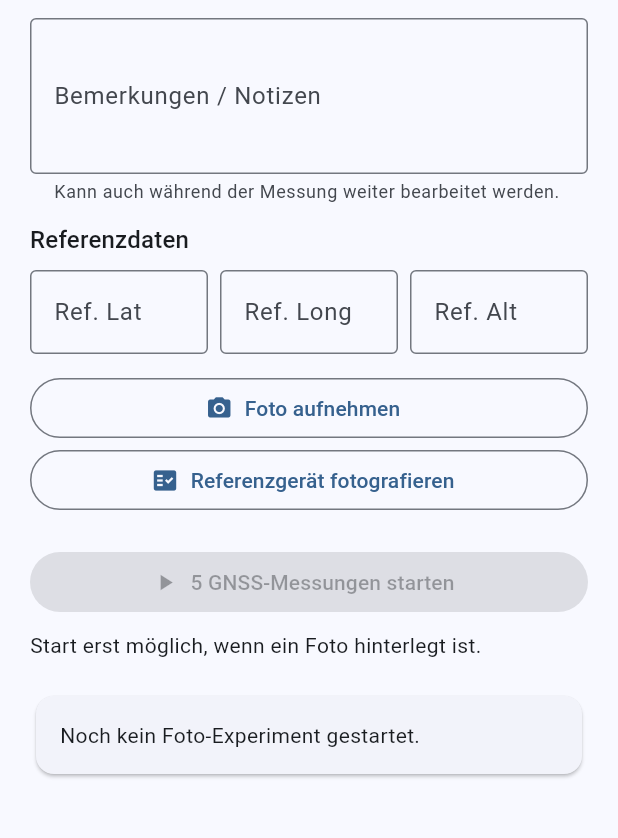
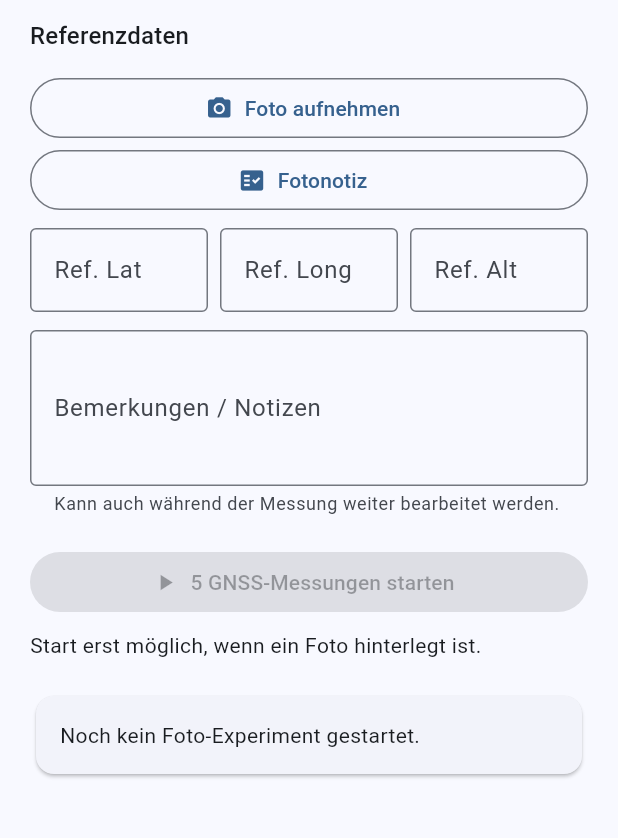
Before and after one commit to Cardostyle/GPS-Demo-Tool, a Flutter app: the PhotoExperimentPage screen opened directly, on a phone screen of 412 x 824 dp, the part 198-1036 px from its top. Run offline on Flutter 3.47's test engine with Material 3 defaults, Android fonts, the phone set to English and light mode, and no system bars; our stand-ins replace device_info_plus, geolocator, image_picker, native_exif; missing offline and left inert: a package.

Commit message:
Foto saves changed

```diff
--- a/gps_demo_tool/lib/controller/photo_experiment_controller.dart
+++ b/gps_demo_tool/lib/controller/photo_experiment_controller.dart
@@ -73,7 +73,6 @@ class PhotoExperimentController {
     onStatus?.call('Foto wird in den Experiment-Ordner kopiert...');
     final savedPhoto = await _storage.copyImageToExperimentFolder(
       sourcePath: photo.path,
-      experimentId: id,
       subfolder: 'fotos',
       fileBaseName: '${id}_foto',
     );
@@ -83,7 +82,6 @@ class PhotoExperimentController {
       onStatus?.call('Referenzfoto wird in den Experiment-Ordner kopiert...');
       savedReferencePhoto = await _storage.copyImageToExperimentFolder(
         sourcePath: referencePhoto.path,
-        experimentId: id,
         subfolder: 'referenzfotos',
         fileBaseName: '${id}_referenzfoto',
       );
--- a/gps_demo_tool/lib/controller/storage_controller.dart
+++ b/gps_demo_tool/lib/controller/storage_controller.dart
@@ -70,12 +70,11 @@ class StorageController {
 
   Future<SavedImageFile> copyImageToExperimentFolder({
     required String sourcePath,
-    required String experimentId,
     required String subfolder,
     required String fileBaseName,
   }) async {
     final directory = await experimentDirectory();
-    final imageDirectory = Directory('${directory.path}/$subfolder/$experimentId');
+    final imageDirectory = Directory('${directory.path}/$subfolder');
 
     if (!await imageDirectory.exists()) {
       await imageDirectory.create(recursive: true);
@@ -86,7 +85,7 @@ class StorageController {
     final targetName = '$safeBaseName$extension';
     final targetFile = File('${imageDirectory.path}/$targetName');
     final copied = await File(sourcePath).copy(targetFile.path);
-    final relativePath = '$subfolder/$experimentId/$targetName';
+    final relativePath = '$subfolder/$targetName';
 
     return SavedImageFile(
       file: copied,
--- a/gps_demo_tool/lib/pages/photo_experiment_page.dart
+++ b/gps_demo_tool/lib/pages/photo_experiment_page.dart
@@ -138,20 +138,23 @@ class _PhotoExperimentPageState extends State<PhotoExperimentPage> {
                       },
               ),
               const SizedBox(height: 12),
-              TextField(
-                controller: noteController,
-                enabled: true,
-                maxLines: 3,
-                decoration: const InputDecoration(
-                  labelText: 'Bemerkungen / Notizen',
-                  helperText: 'Kann auch während der Messung weiter bearbeitet werden.',
-                  border: OutlineInputBorder(),
-                ),
-              ),
-              const SizedBox(height: 12),
               Text(
                 'Referenzdaten',
                 style: Theme.of(context).textTheme.titleMedium,
+              ),
+
+              const SizedBox(height: 12),
+              OutlinedButton.icon(
+                onPressed: isRunning ? null : takePhoto,
+                icon: const Icon(Icons.photo_camera),
+                label: Text(photo == null ? 'Foto aufnehmen' : 'Foto ersetzen'),
+              ),
+              OutlinedButton.icon(
+                onPressed: isRunning ? null : takeReferencePhoto,
+                icon: const Icon(Icons.fact_check),
+                label: Text(referencePhoto == null
+                    ? 'Fotonotiz'
+                    : 'Fotonotiz ersetzen'),
               ),
               const SizedBox(height: 8),
               Row(
@@ -191,17 +194,15 @@ class _PhotoExperimentPageState extends State<PhotoExperimentPage> {
                 ],
               ),
               const SizedBox(height: 12),
-              OutlinedButton.icon(
-                onPressed: isRunning ? null : takePhoto,
-                icon: const Icon(Icons.photo_camera),
-                label: Text(photo == null ? 'Foto aufnehmen' : 'Foto ersetzen: ${photo!.name}'),
-              ),
-              OutlinedButton.icon(
-                onPressed: isRunning ? null : takeReferencePhoto,
-                icon: const Icon(Icons.fact_check),
-                label: Text(referencePhoto == null
-                    ? 'Referenzgerät fotografieren'
-                    : 'Referenzfoto ersetzen: ${referencePhoto!.name}'),
+              TextField(
+                controller: noteController,
+                enabled: true,
+                maxLines: 3,
+                decoration: const InputDecoration(
+                  labelText: 'Bemerkungen / Notizen',
+                  helperText: 'Kann auch während der Messung weiter bearbeitet werden.',
+                  border: OutlineInputBorder(),
+                ),
               ),
               const SizedBox(height: 20),
               ElevatedButton.icon(
```
